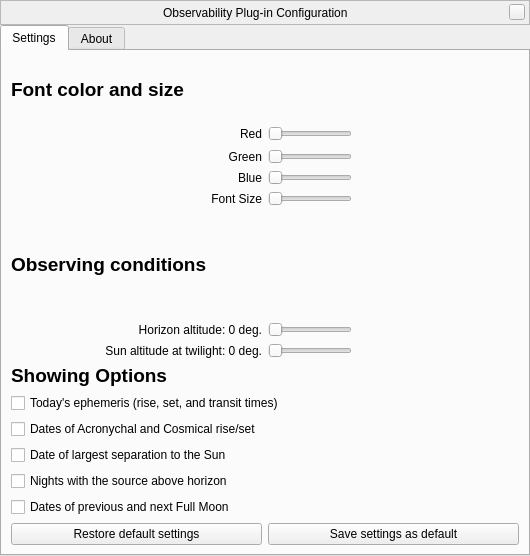
First picture: the form in plugins/Observability/src/gui/ObservabilityDialog.ui, repository 519984307/stellarium_src, before the edit.
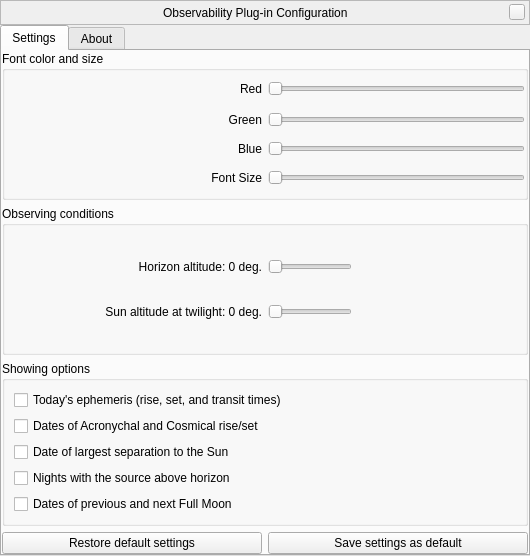
Second picture: the form after the edit. Custom widgets are drawn as their Qt base class.

Commit message: further configuration window cleanup; direct connections between controls and the plugin

```diff
--- a/plugins/Observability/src/gui/ObservabilityDialog.ui
+++ b/plugins/Observability/src/gui/ObservabilityDialog.ui
@@ -135,112 +135,27 @@
       <attribute name="title">
        <string>Settings</string>
       </attribute>
+      <layout class="QVBoxLayout" name="verticalLayout">
+       <property name="margin">
+        <number>0</number>
+       </property>
+       <item>
+        <widget class="QGroupBox" name="fontSettingsBox">
+         <property name="title">
+          <string>Font color and size</string>
+         </property>
       <layout class="QGridLayout" name="gridLayout">
-       <item row="9" column="0">
-        <layout class="QVBoxLayout" name="verticalLayout_4">
-         <item>
-          <widget class="QLabel" name="label_7">
-           <property name="font">
-            <font>
-             <family>Arial</family>
-             <pointsize>14</pointsize>
-             <weight>75</weight>
-             <bold>true</bold>
-            </font>
-           </property>
-           <property name="text">
-            <string>Showing Options</string>
-           </property>
-          </widget>
-         </item>
-         <item>
-          <widget class="QCheckBox" name="Today">
-           <property name="text">
-            <string>Today's ephemeris (rise, set, and transit times)</string>
-           </property>
-          </widget>
-         </item>
-         <item>
-          <widget class="QCheckBox" name="AcroCos">
-           <property name="text">
-            <string>Dates of Acronychal and Cosmical rise/set</string>
-           </property>
-          </widget>
-         </item>
-         <item>
-          <widget class="QCheckBox" name="Opposition">
-           <property name="text">
-            <string>Date of largest separation to the Sun</string>
-           </property>
-          </widget>
-         </item>
-         <item>
-          <widget class="QCheckBox" name="Goods">
-           <property name="text">
-            <string>Nights with the source above horizon</string>
-           </property>
-          </widget>
-         </item>
-         <item>
-          <widget class="QCheckBox" name="FullMoon">
-           <property name="text">
-            <string>Dates of previous and next Full Moon</string>
-           </property>
-          </widget>
-         </item>
-        </layout>
-       </item>
-       <item row="10" column="0">
-        <layout class="QHBoxLayout" name="horizontalLayout_7">
-         <item>
-          <widget class="QPushButton" name="restoreDefaultsButton">
-           <property name="sizePolicy">
-            <sizepolicy hsizetype="Expanding" vsizetype="Fixed">
-             <horstretch>0</horstretch>
-             <verstretch>0</verstretch>
-            </sizepolicy>
-           </property>
-           <property name="text">
-            <string>Restore default settings</string>
-           </property>
-          </widget>
-         </item>
-         <item>
-          <widget class="QPushButton" name="saveSettingsButton">
-           <property name="sizePolicy">
-            <sizepolicy hsizetype="Expanding" vsizetype="Fixed">
-             <horstretch>0</horstretch>
-             <verstretch>0</verstretch>
-            </sizepolicy>
-           </property>
-           <property name="text">
-            <string>Save settings as default</string>
-           </property>
-          </widget>
-         </item>
-        </layout>
-       </item>
+          <property name="margin">
+           <number>0</number>
+          </property>
        <item row="0" column="0">
-        <layout class="QVBoxLayout" name="verticalLayout_3">
-         <item>
-          <widget class="QLabel" name="label_5">
-           <property name="font">
-            <font>
-             <family>Arial</family>
-             <pointsize>14</pointsize>
-             <weight>75</weight>
-             <bold>true</bold>
-            </font>
-           </property>
-           <property name="text">
-            <string>Font color and size</string>
-           </property>
-          </widget>
-         </item>
-         <item>
-          <layout class="QHBoxLayout" name="horizontalLayout">
-           <item>
             <widget class="QLabel" name="redLabel">
+            <property name="sizePolicy">
+             <sizepolicy hsizetype="Expanding" vsizetype="Preferred">
+              <horstretch>0</horstretch>
+              <verstretch>0</verstretch>
+             </sizepolicy>
+            </property>
              <property name="text">
               <string>Red</string>
              </property>
@@ -249,7 +164,7 @@
              </property>
             </widget>
            </item>
-           <item alignment="Qt::AlignLeft">
+          <item row="0" column="1">
             <widget class="QSlider" name="redSlider">
              <property name="maximumSize">
               <size>
@@ -262,11 +177,7 @@
              </property>
             </widget>
            </item>
-          </layout>
-         </item>
-         <item>
-          <layout class="QHBoxLayout" name="horizontalLayout_2">
-           <item>
+          <item row="1" column="0">
             <widget class="QLabel" name="greenLabel">
              <property name="text">
               <string>Green</string>
@@ -276,18 +187,14 @@
              </property>
             </widget>
            </item>
-           <item alignment="Qt::AlignLeft">
+          <item row="1" column="1">
             <widget class="QSlider" name="greenSlider">
              <property name="orientation">
               <enum>Qt::Horizontal</enum>
              </property>
             </widget>
            </item>
-          </layout>
-         </item>
-         <item>
-          <layout class="QHBoxLayout" name="horizontalLayout_3">
-           <item>
+          <item row="2" column="0">
             <widget class="QLabel" name="blueLabel">
              <property name="text">
               <string>Blue</string>
@@ -297,7 +204,7 @@
              </property>
             </widget>
            </item>
-           <item alignment="Qt::AlignLeft">
+          <item row="2" column="1">
             <widget class="QSlider" name="blueSlider">
              <property name="maximum">
               <number>99</number>
@@ -307,12 +214,8 @@
              </property>
             </widget>
            </item>
-          </layout>
-         </item>
-         <item>
-          <layout class="QHBoxLayout" name="horizontalLayout_4">
-           <item>
-            <widget class="QLabel" name="label_4">
+          <item row="3" column="0">
+           <widget class="QLabel" name="fontSizeLabel">
              <property name="text">
               <string>Font Size</string>
              </property>
@@ -321,7 +224,7 @@
              </property>
             </widget>
            </item>
-           <item alignment="Qt::AlignLeft">
+          <item row="3" column="1">
             <widget class="QSlider" name="fontSize">
              <property name="minimum">
               <number>5</number>
@@ -335,26 +238,14 @@
             </widget>
            </item>
           </layout>
-         </item>
-        </layout>
-       </item>
-       <item row="6" column="0">
-        <layout class="QVBoxLayout" name="verticalLayout_5">
+        </widget>
+       </item>
          <item>
-          <widget class="QLabel" name="label_6">
-           <property name="font">
-            <font>
-             <family>Arial</family>
-             <pointsize>14</pointsize>
-             <weight>75</weight>
-             <bold>true</bold>
-            </font>
-           </property>
-           <property name="text">
+        <widget class="QGroupBox" name="observingConditionsBox">
+         <property name="title">
             <string>Observing conditions</string>
            </property>
-          </widget>
-         </item>
+         <layout class="QVBoxLayout" name="verticalLayout_5">
          <item>
           <layout class="QHBoxLayout" name="horizontalLayout_5">
            <item>
@@ -404,6 +295,81 @@
           </layout>
          </item>
         </layout>
+        </widget>
+       </item>
+       <item>
+        <widget class="QGroupBox" name="displayedFieldsBox">
+         <property name="title">
+          <string>Showing options</string>
+         </property>
+         <layout class="QVBoxLayout" name="verticalLayout_4">
+          <item>
+           <widget class="QCheckBox" name="todayCheckBox">
+            <property name="text">
+             <string>Today's ephemeris (rise, set, and transit times)</string>
+            </property>
+           </widget>
+          </item>
+          <item>
+           <widget class="QCheckBox" name="acroCosCheckBox">
+            <property name="text">
+             <string>Dates of Acronychal and Cosmical rise/set</string>
+            </property>
+           </widget>
+          </item>
+          <item>
+           <widget class="QCheckBox" name="oppositionCheckBox">
+            <property name="text">
+             <string>Date of largest separation to the Sun</string>
+            </property>
+           </widget>
+          </item>
+          <item>
+           <widget class="QCheckBox" name="goodNightsCheckBox">
+            <property name="text">
+             <string>Nights with the source above horizon</string>
+            </property>
+           </widget>
+          </item>
+          <item>
+           <widget class="QCheckBox" name="fullMoonCheckBox">
+            <property name="text">
+             <string>Dates of previous and next Full Moon</string>
+            </property>
+           </widget>
+          </item>
+         </layout>
+        </widget>
+       </item>
+       <item>
+        <layout class="QHBoxLayout" name="horizontalLayout_7">
+         <item>
+          <widget class="QPushButton" name="restoreDefaultsButton">
+           <property name="sizePolicy">
+            <sizepolicy hsizetype="Expanding" vsizetype="Fixed">
+             <horstretch>0</horstretch>
+             <verstretch>0</verstretch>
+            </sizepolicy>
+           </property>
+           <property name="text">
+            <string>Restore default settings</string>
+           </property>
+          </widget>
+         </item>
+         <item>
+          <widget class="QPushButton" name="saveSettingsButton">
+           <property name="sizePolicy">
+            <sizepolicy hsizetype="Expanding" vsizetype="Fixed">
+             <horstretch>0</horstretch>
+             <verstretch>0</verstretch>
+            </sizepolicy>
+           </property>
+           <property name="text">
+            <string>Save settings as default</string>
+           </property>
+          </widget>
+         </item>
+        </layout>
        </item>
       </layout>
      </widget>
```
Left out of the diff: 29 changed lines with no effect on the pictures. Lines whose indentation alone changed are shown as unchanged. The commit also changes 4 other files.
